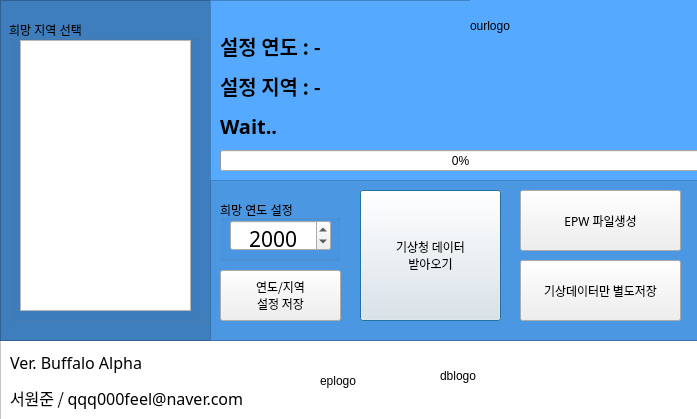
Above: bubalus.ui from wkim300/wjx2_kma_weather_crawler before the change. Below: the same form after it.
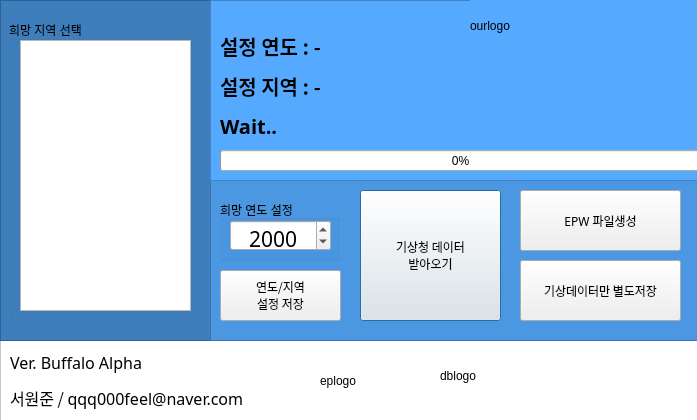
That is the form after the change. Icons and pictures are not drawn.

```diff
--- a/bubalus.ui
+++ b/bubalus.ui
@@ -10,7 +10,7 @@
     <x>0</x>
     <y>0</y>
     <width>697</width>
-    <height>419</height>
+    <height>420</height>
    </rect>
   </property>
   <property name="sizePolicy">
```
